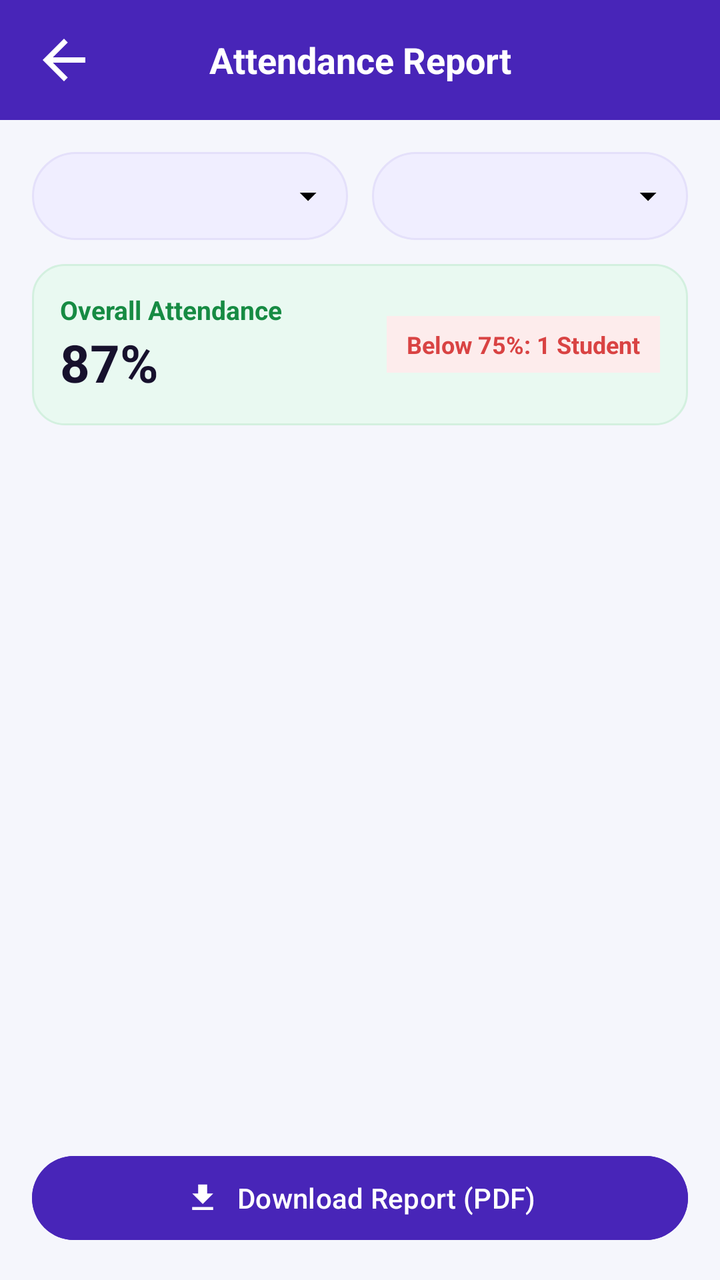
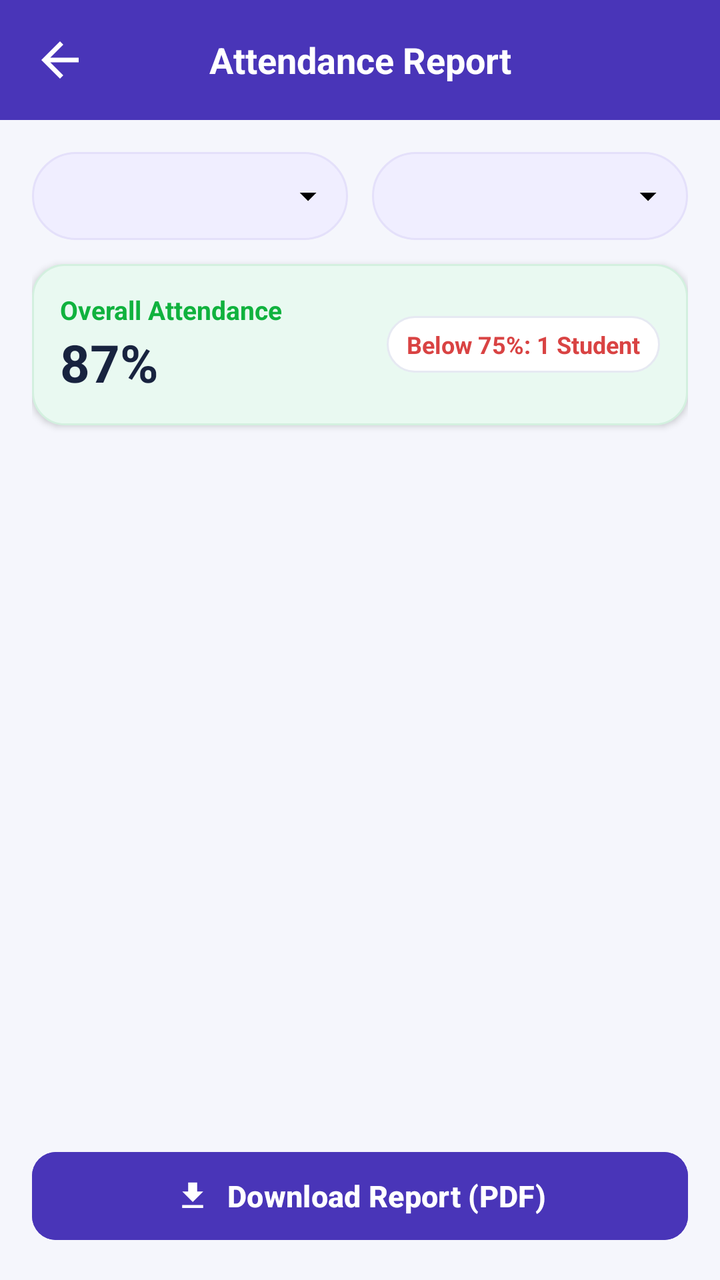

Compare the two renders of this Android layout. The source of the first and the diff that turns it into the second are given below.
<!-- AndroidManifest.xml: application theme Theme.TrackPoint -->
<!-- res/layout/activity_staff_attendance_report.xml -->
<?xml version="1.0" encoding="utf-8"?>

<LinearLayout xmlns:android="http://schemas.android.com/apk/res/android"
    xmlns:app="http://schemas.android.com/apk/res-auto"
    android:id="@+id/main"
    android:layout_width="match_parent"
    android:layout_height="match_parent"
    android:orientation="vertical"
    android:background="#4825B8"
    android:fitsSystemWindows="true">

    
    <LinearLayout
        android:layout_width="match_parent"
        android:layout_height="60dp"
        android:orientation="horizontal"
        android:gravity="center_vertical"
        android:paddingStart="16dp"
        android:paddingEnd="16dp"
        android:background="#4825B8">

        <ImageView
            android:id="@+id/btnBack"
            android:layout_width="32dp"
            android:layout_height="32dp"
            android:src="@drawable/back_symbol"
            app:tint="@color/white"
            android:contentDescription="Back" />

        <TextView
            android:layout_width="0dp"
            android:layout_height="wrap_content"
            android:layout_weight="1"
            android:text="Attendance Report"
            android:textColor="@color/white"
            android:textSize="18sp"
            android:textStyle="bold"
            android:gravity="center" />

        <View
            android:layout_width="32dp"
            android:layout_height="32dp" />

    </LinearLayout>

    
    <LinearLayout
        android:layout_width="match_parent"
        android:layout_height="0dp"
        android:layout_weight="1"
        android:orientation="vertical"
        android:padding="16dp"
        android:background="#F5F6FC">

        
        <LinearLayout
            android:layout_width="match_parent"
            android:layout_height="wrap_content"
            android:orientation="horizontal"
            android:layout_marginBottom="12dp">

            <Spinner
                android:id="@+id/spAttDepartment"
                android:layout_width="0dp"
                android:layout_height="44dp"
                android:layout_weight="1"
                android:layout_marginEnd="6dp"
                android:background="@drawable/spinner_box"
                android:paddingStart="10dp"
                android:paddingEnd="32dp" />

            <Spinner
                android:id="@+id/spAttYear"
                android:layout_width="0dp"
                android:layout_height="44dp"
                android:layout_weight="1"
                android:layout_marginStart="6dp"
                android:background="@drawable/spinner_box"
                android:paddingStart="10dp"
                android:paddingEnd="32dp" />

        </LinearLayout>

        
        <LinearLayout
            android:layout_width="match_parent"
            android:layout_height="wrap_content"
            android:orientation="horizontal"
            android:background="@drawable/card_green"
            android:padding="14dp"
            android:layout_marginBottom="14dp"
            android:gravity="center_vertical">

            <LinearLayout
                android:layout_width="0dp"
                android:layout_height="wrap_content"
                android:layout_weight="1"
                android:orientation="vertical">

                <TextView
                    android:layout_width="wrap_content"
                    android:layout_height="wrap_content"
                    android:text="Overall Attendance"
                    android:textSize="13sp"
                    android:textStyle="bold"
                    android:textColor="#168B43" />

                <TextView
                    android:id="@+id/txtOverallAttendance"
                    android:layout_width="wrap_content"
                    android:layout_height="wrap_content"
                    android:text="87%"
                    android:textSize="26sp"
                    android:textStyle="bold"
                    android:textColor="#17112D" />
            </LinearLayout>

            <TextView
                android:id="@+id/txtLowAttendanceCount"
                android:layout_width="wrap_content"
                android:layout_height="wrap_content"
                android:text="Below 75%: 1 Student"
                android:textSize="12sp"
                android:textStyle="bold"
                android:textColor="#D94343"
                android:background="#FDECEC"
                android:paddingHorizontal="10dp"
                android:paddingVertical="6dp" />

        </LinearLayout>

        
        <ScrollView
            android:layout_width="match_parent"
            android:layout_height="0dp"
            android:layout_weight="1"
            android:fillViewport="true">

            <LinearLayout
                android:id="@+id/attendanceListContainer"
                android:layout_width="match_parent"
                android:layout_height="wrap_content"
                android:orientation="vertical" />

        </ScrollView>

        
        <Button
            android:id="@+id/btnDownloadPdf"
            android:layout_width="match_parent"
            android:layout_height="50dp"
            android:layout_marginTop="10dp"
            android:text="Download Report (PDF)"
            android:textColor="@color/white"
            android:backgroundTint="#4825B8"
            app:icon="@drawable/ic_download"
            app:iconGravity="textStart"
            app:iconTint="@color/white" />

    </LinearLayout>

</LinearLayout>
<!-- resources referenced by this layout -->
<resources>
  <color name="white">#FFFFFFFF</color>
  <!-- drawable back_symbol (drawable) -->
  <vector xmlns:android="http://schemas.android.com/apk/res/android" android:autoMirrored="true" android:height="24dp" android:tint="#000000" android:viewportHeight="24" android:viewportWidth="24" android:width="24dp">
        
      <path android:fillColor="@android:color/white" android:pathData="M20,11H7.83l5.59,-5.59L12,4l-8,8 8,8 1.41,-1.41L7.83,13H20v-2z"/>
      
  </vector>
  <!-- drawable card_green (drawable) -->
  <shape xmlns:android="http://schemas.android.com/apk/res/android">
      <solid android:color="#E9F9F1"/>
      <stroke android:width="1dp" android:color="#D3F0DF"/>
      <corners android:radius="16dp"/>
  </shape>
  <!-- drawable ic_download (drawable) -->
  <vector xmlns:android="http://schemas.android.com/apk/res/android" android:height="24dp" android:tint="#000000" android:viewportHeight="24" android:viewportWidth="24" android:width="24dp">
        
      <path android:fillColor="@android:color/white" android:pathData="M19,9h-4V3H9v6H5l7,7 7,-7zM5,18v2h14v-2H5z"/>
      
  </vector>
  <!-- drawable spinner_box (drawable) -->
  <?xml version="1.0" encoding="utf-8"?>
  
  <layer-list xmlns:android="http://schemas.android.com/apk/res/android">
      <item android:drawable="@drawable/filter_box" />
      <item
          android:width="20dp"
          android:height="20dp"
          android:gravity="end|center_vertical"
          android:right="10dp"
          android:drawable="@drawable/ic_arrow_drop_down" />
  </layer-list>
  <style name="Theme.TrackPoint" parent="Base.Theme.TrackPoint" />
  <!-- drawable filter_box (drawable) -->
  <shape xmlns:android="http://schemas.android.com/apk/res/android">
      <solid android:color="#F0EEFF"/>
      <stroke android:width="1dp" android:color="#E4E0FA"/>
      <corners android:radius="25dp"/>
  </shape>
  <!-- drawable ic_arrow_drop_down (drawable) -->
  <vector xmlns:android="http://schemas.android.com/apk/res/android" android:height="24dp" android:tint="#000000" android:viewportHeight="24" android:viewportWidth="24" android:width="24dp">
        
      <path android:fillColor="@android:color/white" android:pathData="M7,10l5,5 5,-5z"/>
      
  </vector>
  <style name="Base.Theme.TrackPoint" parent="Theme.Material3.DayNight.NoActionBar">
          
          
      </style>
</resources>

<!-- the commit's change to res/layout/activity_staff_attendance_report.xml (unified diff, before → after) -->
@@ -6,7 +6,7 @@
     android:layout_width="match_parent"
     android:layout_height="match_parent"
     android:orientation="vertical"
-    android:background="#4825B8"
+    android:background="#4935B8"
     android:fitsSystemWindows="true">
 
     
@@ -17,12 +17,12 @@
         android:gravity="center_vertical"
         android:paddingStart="16dp"
         android:paddingEnd="16dp"
-        android:background="#4825B8">
+        android:background="#4935B8">
 
         <ImageView
             android:id="@+id/btnBack"
-            android:layout_width="32dp"
-            android:layout_height="32dp"
+            android:layout_width="28dp"
+            android:layout_height="28dp"
             android:src="@drawable/back_symbol"
             app:tint="@color/white"
             android:contentDescription="Back" />
@@ -38,8 +38,8 @@
             android:gravity="center" />
 
         <View
-            android:layout_width="32dp"
-            android:layout_height="32dp" />
+            android:layout_width="28dp"
+            android:layout_height="28dp" />
 
     </LinearLayout>
 
@@ -87,6 +87,7 @@
             android:layout_height="wrap_content"
             android:orientation="horizontal"
             android:background="@drawable/card_green"
+            android:elevation="2dp"
             android:padding="14dp"
             android:layout_marginBottom="14dp"
             android:gravity="center_vertical">
@@ -103,7 +104,7 @@
                     android:text="Overall Attendance"
                     android:textSize="13sp"
                     android:textStyle="bold"
-                    android:textColor="#168B43" />
+                    android:textColor="#10B23E" />
 
                 <TextView
                     android:id="@+id/txtOverallAttendance"
@@ -112,7 +113,7 @@
                     android:text="87%"
                     android:textSize="26sp"
                     android:textStyle="bold"
-                    android:textColor="#17112D" />
+                    android:textColor="#18233F" />
             </LinearLayout>
 
             <TextView
@@ -123,7 +124,7 @@
                 android:textSize="12sp"
                 android:textStyle="bold"
                 android:textColor="#D94343"
-                android:background="#FDECEC"
+                android:background="@drawable/action_card"
                 android:paddingHorizontal="10dp"
                 android:paddingVertical="6dp" />
 
@@ -148,11 +149,15 @@
         <Button
             android:id="@+id/btnDownloadPdf"
             android:layout_width="match_parent"
-            android:layout_height="50dp"
+            android:layout_height="52dp"
             android:layout_marginTop="10dp"
             android:text="Download Report (PDF)"
             android:textColor="@color/white"
-            android:backgroundTint="#4825B8"
+            android:textSize="15sp"
+            android:textStyle="bold"
+            android:textAllCaps="false"
+            android:backgroundTint="#4935B8"
+            app:cornerRadius="12dp"
             app:icon="@drawable/ic_download"
             app:iconGravity="textStart"
             app:iconTint="@color/white" />
<!-- resource entries referenced after the edit -->
@@ -1,6 +1,12 @@
 <!-- resources referenced by this layout -->
 <resources>
   <color name="white">#FFFFFFFF</color>
+  <!-- drawable action_card (drawable) -->
+  <shape xmlns:android="http://schemas.android.com/apk/res/android">
+      <solid android:color="#FFFFFF"/>
+      <stroke android:width="1dp" android:color="#E6E9F2"/>
+      <corners android:radius="16dp"/>
+  </shape>
   <!-- drawable back_symbol (drawable) -->
   <vector xmlns:android="http://schemas.android.com/apk/res/android" android:autoMirrored="true" android:height="24dp" android:tint="#000000" android:viewportHeight="24" android:viewportWidth="24" android:width="24dp">
         
